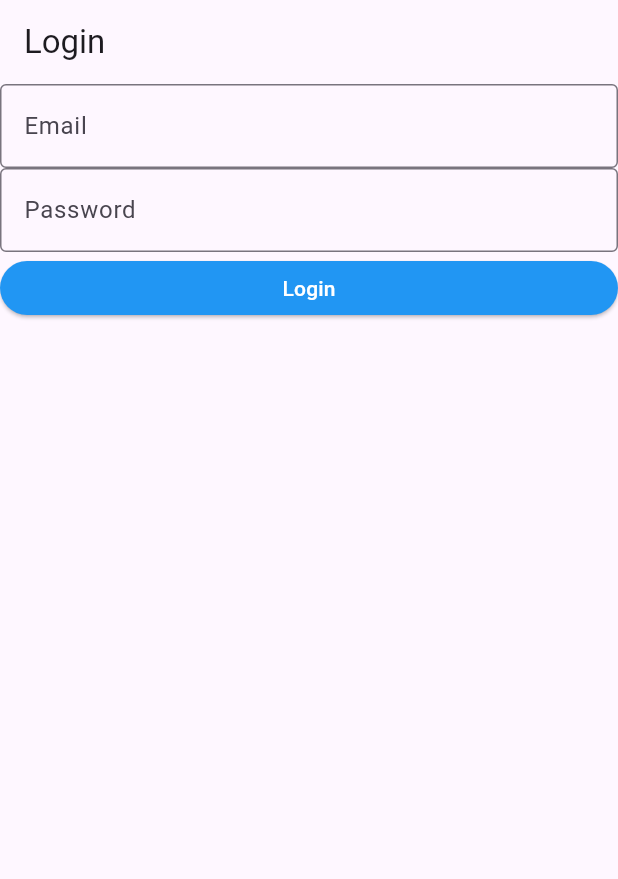
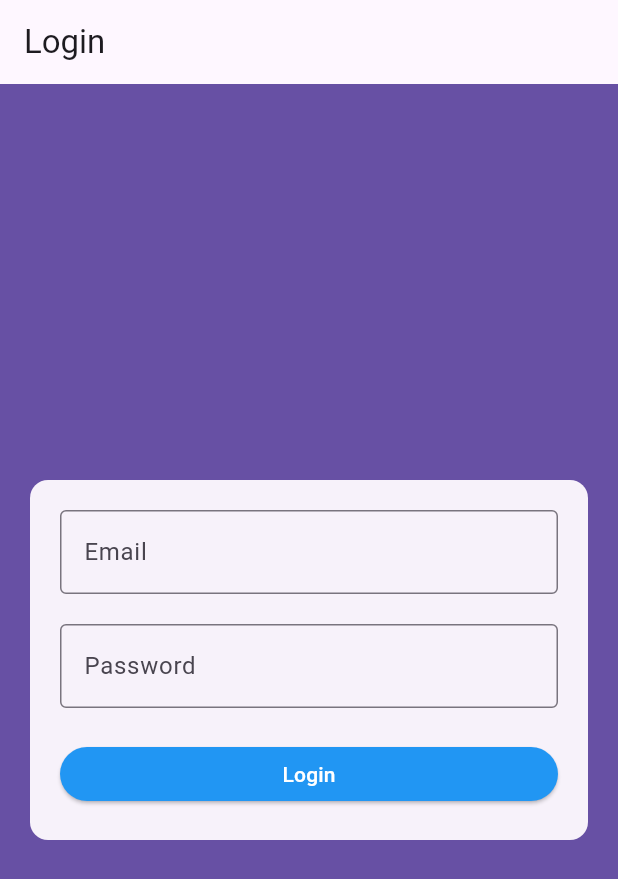
Before and after one commit to luisprmat/flutter-transactions, a Flutter app: the screen it shows after launch, after a tap on "Login", on a phone screen of 412 x 824 dp. Shown: the top 879 px of the screen. Run offline on Flutter 3.47's test engine with Material 3 defaults, Android fonts, the phone set to English and light mode, and no system bars.

Commit message:
Styling Flutter Forms (Wrap in Card)

```diff
--- a/lib/main.dart
+++ b/lib/main.dart
@@ -12,10 +12,18 @@ class MyApp extends StatelessWidget {
     return MaterialApp(
       title: 'Welcome to Flutter',
       home: Scaffold(
-        appBar: AppBar(
-          title: Text('Login'),
-        ),
-        body: Column(
+        appBar: AppBar(title: Text('Login')),
+        body: Container(
+          color: Theme.of(context).primaryColor,
+          child: Column(
+            mainAxisAlignment: MainAxisAlignment.center,
+            children: <Widget>[
+              Card(
+                elevation: 0,
+                margin: EdgeInsets.only(left: 20, right: 20),
+                child: Padding(
+                  padding: EdgeInsets.all(20),
+                  child: Column(
                     children: <Widget>[
                       TextField(
                         keyboardType: TextInputType.emailAddress,
@@ -24,6 +32,7 @@ class MyApp extends StatelessWidget {
                           labelText: 'Email',
                         ),
                       ),
+                      SizedBox(height: 20),
                       TextField(
                         keyboardType: TextInputType.visiblePassword,
                         decoration: InputDecoration(
@@ -31,20 +40,26 @@ class MyApp extends StatelessWidget {
                           labelText: 'Password',
                         ),
                       ),
+                      SizedBox(height: 20),
                       ElevatedButton(
                         onPressed: () {
-                print('Login button pressed');
+                          print('Login button pressed.');
                         },
                         child: Text('Login'),
                         style: ElevatedButton.styleFrom(
                           backgroundColor: Colors.blue,
                           foregroundColor: Colors.white,
-                minimumSize: Size(double.infinity, 36),
+                          minimumSize: Size(double.infinity, 36)
                         ),
                       ),
                     ],
-        )
-      )
+                  ),
+                ),
+              ),
+            ],
+          ),
+        ),
+      ),
     );
   }
 }
```
Lines whose indentation alone changed are shown as unchanged.
